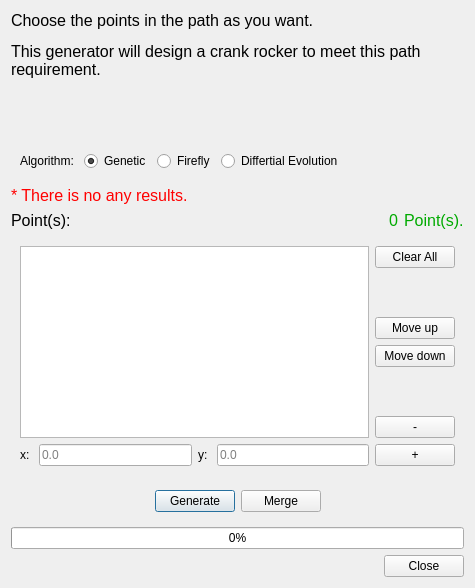
Qt form core/panel/run_Path_Solving.ui (KmolYuan/Pyslvs-UI) before a commit.
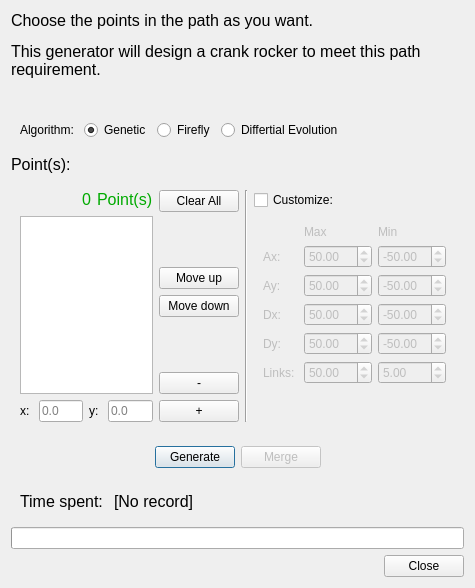
The same form after that commit. Icons and pictures are not drawn.

Commit message: Path Solving paramater take in formula.

What changed in the file:
```diff
--- a/core/panel/run_Path_Solving.ui
+++ b/core/panel/run_Path_Solving.ui
@@ -41,7 +41,7 @@
   <property name="modal">
    <bool>false</bool>
   </property>
-  <layout class="QVBoxLayout" name="verticalLayout_3">
+  <layout class="QVBoxLayout" name="verticalLayout_4">
    <item>
     <widget class="QLabel" name="label">
      <property name="text">
@@ -127,13 +127,6 @@
      </layout>
     </widget>
    </item>
-   <item>
-    <widget class="QLabel" name="isResult">
-     <property name="text">
-      <string>&lt;html&gt;&lt;head/&gt;&lt;body&gt;&lt;p&gt;&lt;span style=&quot; font-size:12pt; color:#ff0000;&quot;&gt;* There is no any results.&lt;/span&gt;&lt;/p&gt;&lt;/body&gt;&lt;/html&gt;</string>
-     </property>
-    </widget>
-   </item>
    <item>
     <layout class="QHBoxLayout" name="horizontalLayout_4">
      <item>
@@ -165,26 +158,6 @@
        </property>
       </spacer>
      </item>
-     <item>
-      <widget class="QLabel" name="pointNum">
-       <property name="text">
-        <string>&lt;html&gt;&lt;head/&gt;&lt;body&gt;&lt;p&gt;&lt;span style=&quot; font-size:12pt; color:#00aa00;&quot;&gt;0&lt;/span&gt;&lt;/p&gt;&lt;/body&gt;&lt;/html&gt;</string>
-       </property>
-      </widget>
-     </item>
-     <item>
-      <widget class="QLabel" name="label_5">
-       <property name="text">
-        <string>&lt;html&gt;&lt;head/&gt;&lt;body&gt;&lt;p&gt;&lt;span style=&quot; font-size:12pt; color:#00aa00;&quot;&gt;Point(s).&lt;/span&gt;&lt;/p&gt;&lt;/body&gt;&lt;/html&gt;</string>
-       </property>
-       <property name="textFormat">
-        <enum>Qt::RichText</enum>
-       </property>
-       <property name="alignment">
-        <set>Qt::AlignLeading|Qt::AlignLeft|Qt::AlignTop</set>
-       </property>
-      </widget>
-     </item>
     </layout>
    </item>
    <item>
@@ -198,10 +171,50 @@
      <layout class="QHBoxLayout" name="mainPanelLayout">
       <item>
        <layout class="QVBoxLayout" name="verticalLayout_2">
+        <item>
+         <layout class="QHBoxLayout" name="horizontalLayout_2">
+          <item>
+           <spacer name="horizontalSpacer_7">
+            <property name="orientation">
+             <enum>Qt::Horizontal</enum>
+            </property>
+            <property name="sizeHint" stdset="0">
+             <size>
+              <width>40</width>
+              <height>20</height>
+             </size>
+            </property>
+           </spacer>
+          </item>
+          <item>
+           <widget class="QLabel" name="pointNum">
+            <property name="text">
+             <string>&lt;html&gt;&lt;head/&gt;&lt;body&gt;&lt;p&gt;&lt;span style=&quot; font-size:12pt; color:#00aa00;&quot;&gt;0&lt;/span&gt;&lt;/p&gt;&lt;/body&gt;&lt;/html&gt;</string>
+            </property>
+            <property name="alignment">
+             <set>Qt::AlignLeading|Qt::AlignLeft|Qt::AlignTop</set>
+            </property>
+           </widget>
+          </item>
+          <item>
+           <widget class="QLabel" name="label_5">
+            <property name="text">
+             <string>&lt;html&gt;&lt;head/&gt;&lt;body&gt;&lt;p&gt;&lt;span style=&quot; font-size:12pt; color:#00aa00;&quot;&gt;Point(s)&lt;/span&gt;&lt;/p&gt;&lt;/body&gt;&lt;/html&gt;</string>
+            </property>
+            <property name="textFormat">
+             <enum>Qt::RichText</enum>
+            </property>
+            <property name="alignment">
+             <set>Qt::AlignLeading|Qt::AlignLeft|Qt::AlignTop</set>
+            </property>
+           </widget>
+          </item>
+         </layout>
+        </item>
         <item>
          <widget class="QListWidget" name="Point_list">
           <property name="sizePolicy">
-           <sizepolicy hsizetype="Expanding" vsizetype="Fixed">
+           <sizepolicy hsizetype="Expanding" vsizetype="Preferred">
             <horstretch>0</horstretch>
             <verstretch>0</verstretch>
            </sizepolicy>
@@ -322,6 +335,222 @@
         </item>
        </layout>
       </item>
+      <item>
+       <widget class="Line" name="line">
+        <property name="orientation">
+         <enum>Qt::Vertical</enum>
+        </property>
+       </widget>
+      </item>
+      <item>
+       <layout class="QVBoxLayout" name="verticalLayout_3">
+        <item>
+         <widget class="QCheckBox" name="isCustomize">
+          <property name="text">
+           <string>Customize:</string>
+          </property>
+         </widget>
+        </item>
+        <item>
+         <widget class="QWidget" name="limitPanel" native="true">
+          <property name="enabled">
+           <bool>false</bool>
+          </property>
+          <layout class="QGridLayout" name="gridLayout">
+           <item row="1" column="0">
+            <widget class="QLabel" name="label_8">
+             <property name="text">
+              <string>Ax: </string>
+             </property>
+            </widget>
+           </item>
+           <item row="1" column="1">
+            <widget class="QDoubleSpinBox" name="AxMax">
+             <property name="minimum">
+              <double>-999.000000000000000</double>
+             </property>
+             <property name="maximum">
+              <double>999.000000000000000</double>
+             </property>
+             <property name="value">
+              <double>50.000000000000000</double>
+             </property>
+            </widget>
+           </item>
+           <item row="2" column="1">
+            <widget class="QDoubleSpinBox" name="AyMax">
+             <property name="minimum">
+              <double>-999.000000000000000</double>
+             </property>
+             <property name="maximum">
+              <double>999.000000000000000</double>
+             </property>
+             <property name="value">
+              <double>50.000000000000000</double>
+             </property>
+            </widget>
+           </item>
+           <item row="2" column="0">
+            <widget class="QLabel" name="label_9">
+             <property name="text">
+              <string>Ay: </string>
+             </property>
+            </widget>
+           </item>
+           <item row="3" column="1">
+            <widget class="QDoubleSpinBox" name="DxMax">
+             <property name="minimum">
+              <double>-999.000000000000000</double>
+             </property>
+             <property name="maximum">
+              <double>999.000000000000000</double>
+             </property>
+             <property name="value">
+              <double>50.000000000000000</double>
+             </property>
+            </widget>
+           </item>
+           <item row="1" column="2">
+            <widget class="QDoubleSpinBox" name="AxMin">
+             <property name="minimum">
+              <double>-999.000000000000000</double>
+             </property>
+             <property name="maximum">
+              <double>999.000000000000000</double>
+             </property>
+             <property name="value">
+              <double>-50.000000000000000</double>
+             </property>
+            </widget>
+           </item>
+           <item row="3" column="2">
+            <widget class="QDoubleSpinBox" name="DxMin">
+             <property name="minimum">
+              <double>-99.989999999999995</double>
+             </property>
+             <property name="value">
+              <double>-50.000000000000000</double>
+             </property>
+            </widget>
+           </item>
+           <item row="2" column="2">
+            <widget class="QDoubleSpinBox" name="AyMin">
+             <property name="minimum">
+              <double>-999.000000000000000</double>
+             </property>
+             <property name="maximum">
+              <double>999.000000000000000</double>
+             </property>
+             <property name="value">
+              <double>-50.000000000000000</double>
+             </property>
+            </widget>
+           </item>
+           <item row="3" column="0">
+            <widget class="QLabel" name="label_10">
+             <property name="text">
+              <string>Dx: </string>
+             </property>
+            </widget>
+           </item>
+           <item row="4" column="0">
+            <widget class="QLabel" name="label_11">
+             <property name="text">
+              <string>Dy: </string>
+             </property>
+            </widget>
+           </item>
+           <item row="4" column="2">
+            <widget class="QDoubleSpinBox" name="DyMin">
+             <property name="minimum">
+              <double>-999.000000000000000</double>
+             </property>
+             <property name="maximum">
+              <double>999.000000000000000</double>
+             </property>
+             <property name="value">
+              <double>-50.000000000000000</double>
+             </property>
+            </widget>
+           </item>
+           <item row="4" column="1">
+            <widget class="QDoubleSpinBox" name="DyMax">
+             <property name="minimum">
+              <double>-999.000000000000000</double>
+             </property>
+             <property name="maximum">
+              <double>999.000000000000000</double>
+             </property>
+             <property name="value">
+              <double>50.000000000000000</double>
+             </property>
+            </widget>
+           </item>
+           <item row="5" column="0">
+            <widget class="QLabel" name="label_12">
+             <property name="text">
+              <string>Links: </string>
+             </property>
+            </widget>
+           </item>
+           <item row="5" column="1">
+            <widget class="QDoubleSpinBox" name="LMax">
+             <property name="minimum">
+              <double>0.010000000000000</double>
+             </property>
+             <property name="maximum">
+              <double>999.000000000000000</double>
+             </property>
+             <property name="value">
+              <double>50.000000000000000</double>
+             </property>
+            </widget>
+           </item>
+           <item row="5" column="2">
+            <widget class="QDoubleSpinBox" name="LMin">
+             <property name="minimum">
+              <double>0.010000000000000</double>
+             </property>
+             <property name="maximum">
+              <double>999.000000000000000</double>
+             </property>
+             <property name="value">
+              <double>5.000000000000000</double>
+             </property>
+            </widget>
+           </item>
+           <item row="0" column="1">
+            <widget class="QLabel" name="label_13">
+             <property name="text">
+              <string>Max</string>
+             </property>
+            </widget>
+           </item>
+           <item row="0" column="2">
+            <widget class="QLabel" name="label_14">
+             <property name="text">
+              <string>Min</string>
+             </property>
+            </widget>
+           </item>
+          </layout>
+         </widget>
+        </item>
+        <item>
+         <spacer name="verticalSpacer_4">
+          <property name="orientation">
+           <enum>Qt::Vertical</enum>
+          </property>
+          <property name="sizeHint" stdset="0">
+           <size>
+            <width>20</width>
+            <height>40</height>
+           </size>
+          </property>
+         </spacer>
+        </item>
+       </layout>
+      </item>
      </layout>
     </widget>
    </item>
@@ -350,6 +579,9 @@
       </item>
       <item>
        <widget class="QPushButton" name="Merge">
+        <property name="enabled">
+         <bool>false</bool>
+        </property>
         <property name="text">
          <string>Merge</string>
         </property>
@@ -374,16 +606,46 @@
      </layout>
     </widget>
    </item>
+   <item>
+    <widget class="QWidget" name="timePanel" native="true">
+     <layout class="QHBoxLayout" name="timePanelLayout">
+      <item>
+       <widget class="QLabel" name="label_7">
+        <property name="text">
+         <string>&lt;html&gt;&lt;head/&gt;&lt;body&gt;&lt;p&gt;&lt;span style=&quot; font-size:12pt;&quot;&gt;Time spent: &lt;/span&gt;&lt;/p&gt;&lt;/body&gt;&lt;/html&gt;</string>
+        </property>
+       </widget>
+      </item>
+      <item>
+       <widget class="QLabel" name="timeShow">
+        <property name="text">
+         <string>&lt;html&gt;&lt;head/&gt;&lt;body&gt;&lt;p&gt;&lt;span style=&quot; font-size:12pt&quot;&gt;[No record]&lt;/span&gt;&lt;/p&gt;&lt;/body&gt;&lt;/html&gt;</string>
+        </property>
+       </widget>
+      </item>
+      <item>
+       <spacer name="horizontalSpacer_6">
+        <property name="orientation">
+         <enum>Qt::Horizontal</enum>
+        </property>
+        <property name="sizeHint" stdset="0">
+         <size>
+          <width>40</width>
+          <height>20</height>
+         </size>
+        </property>
+       </spacer>
+      </item>
+     </layout>
+    </widget>
+   </item>
    <item>
     <widget class="QProgressBar" name="progressBar">
+     <property name="maximum">
+      <number>100</number>
+     </property>
      <property name="value">
-      <number>0</number>
-     </property>
-     <property name="textVisible">
-      <bool>true</bool>
-     </property>
-     <property name="textDirection">
-      <enum>QProgressBar::TopToBottom</enum>
+      <number>-1</number>
      </property>
     </widget>
    </item>
```
The commit also changes 39 other files.
